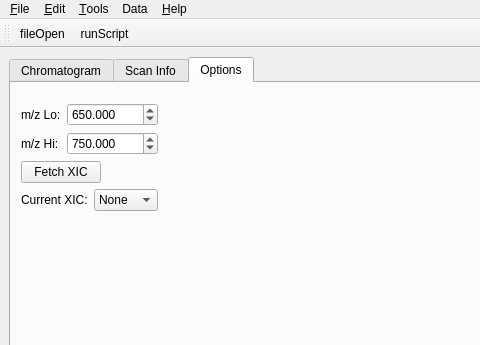
mfitzp/toolz, file pyMZViewer/mzViewer.ui: the form before one commit; both pictures show x 0 to 480 and y 0 to 345 of the 647 by 744 pixel window.
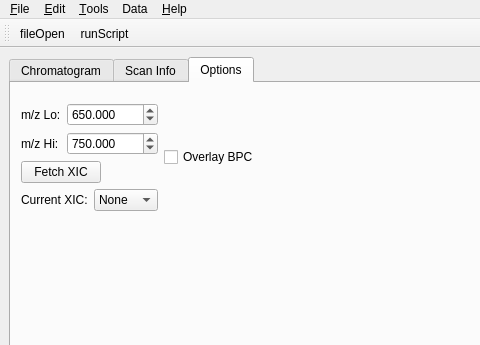
The form after the commit. The open tabs and pages were chosen to show the change. Icons and pictures are not drawn. Custom widgets are drawn as their Qt base class.

```diff
--- a/pyMZViewer/mzViewer.ui
+++ b/pyMZViewer/mzViewer.ui
@@ -152,16 +152,16 @@
         <attribute name="title" >
          <string>Options</string>
         </attribute>
-        <widget class="QWidget" name="" >
-         <property name="geometry" >
+        <widget class="QWidget" name="layoutWidget">
+         <property name="geometry">
           <rect>
            <x>10</x>
            <y>20</y>
-           <width>228</width>
+           <width>275</width>
            <height>164</height>
           </rect>
          </property>
-         <layout class="QVBoxLayout" name="verticalLayout_5" >
+         <layout class="QVBoxLayout" name="verticalLayout_5">
           <item>
            <layout class="QHBoxLayout" name="horizontalLayout_5" >
             <item>
@@ -288,8 +288,15 @@
              </layout>
             </item>
             <item>
-             <spacer name="horizontalSpacer_2" >
-              <property name="orientation" >
+             <widget class="QCheckBox" name="overlayBPC_CB">
+              <property name="text">
+               <string>Overlay BPC</string>
+              </property>
+             </widget>
+            </item>
+            <item>
+             <spacer name="horizontalSpacer_2">
+              <property name="orientation">
                <enum>Qt::Horizontal</enum>
               </property>
               <property name="sizeHint" stdset="0" >
```
Left out of the diff: 431 changed lines with no effect on the pictures.
